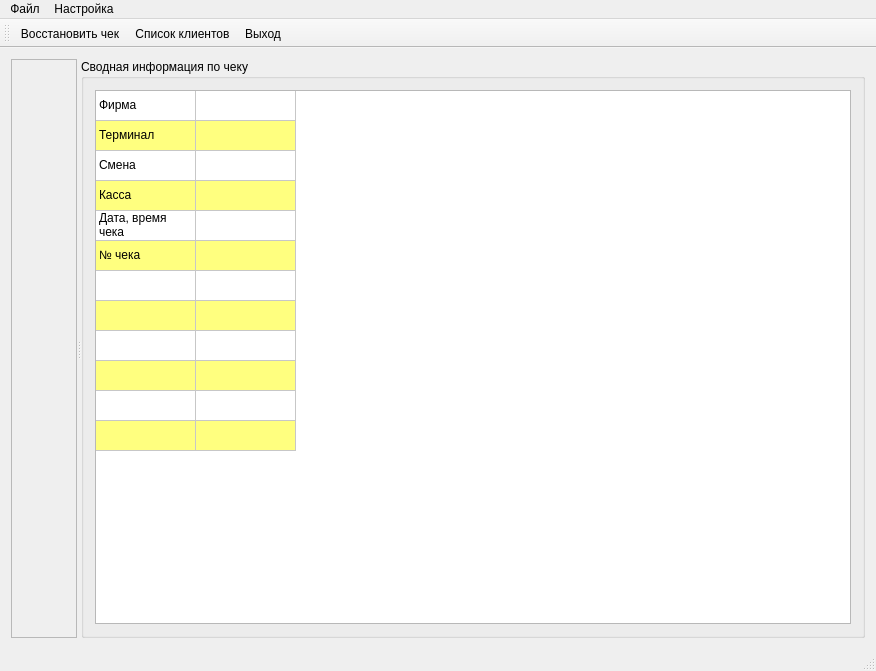
Qt form mainwindow.ui (rust3128/CheckRecoveryWizard) before a commit.
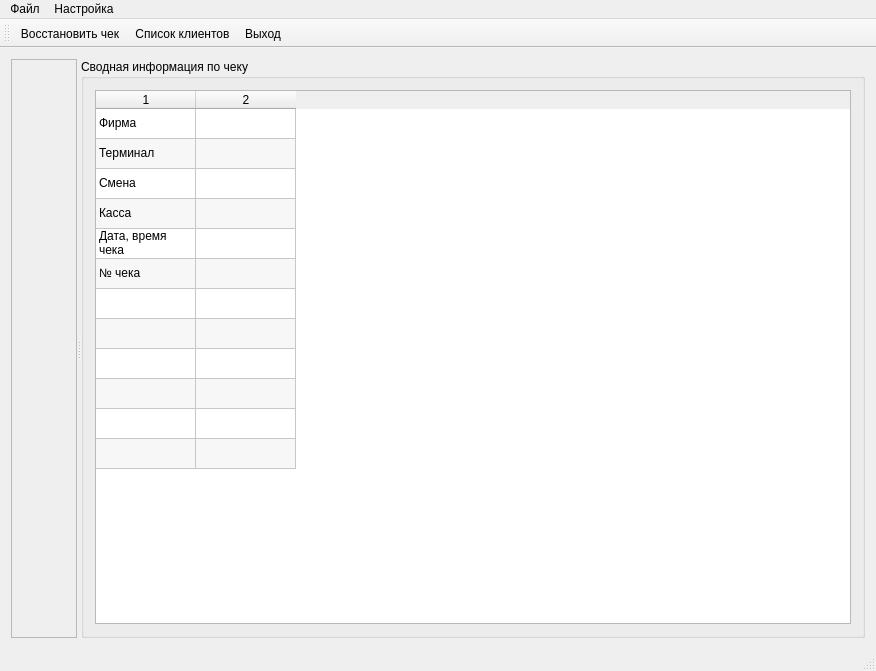
The same form after that commit. Icons and pictures are not drawn.

```diff
--- a/mainwindow.ui
+++ b/mainwindow.ui
@@ -40,8 +40,14 @@
        <layout class="QGridLayout" name="gridLayout">
         <item row="0" column="0">
          <widget class="QTableWidget" name="tableWidget">
+          <property name="focusPolicy">
+           <enum>Qt::ClickFocus</enum>
+          </property>
+          <property name="autoFillBackground">
+           <bool>false</bool>
+          </property>
           <property name="styleSheet">
-           <string notr="true">alternate-background-color: rgb(255, 255, 127);</string>
+           <string notr="true"/>
           </property>
           <property name="editTriggers">
            <set>QAbstractItemView::NoEditTriggers</set>
@@ -65,7 +71,7 @@
            <number>2</number>
           </property>
           <attribute name="horizontalHeaderVisible">
-           <bool>false</bool>
+           <bool>true</bool>
           </attribute>
           <attribute name="verticalHeaderVisible">
            <bool>false</bool>
```
Left out of the diff: 4 changed lines with no effect on the pictures.
